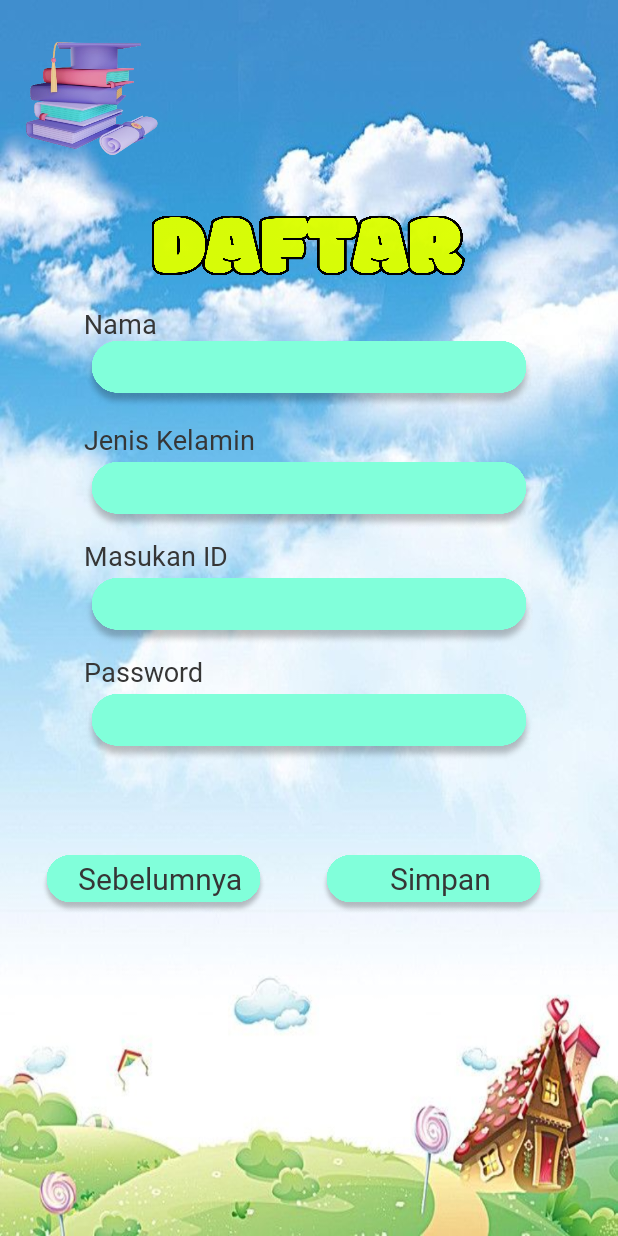
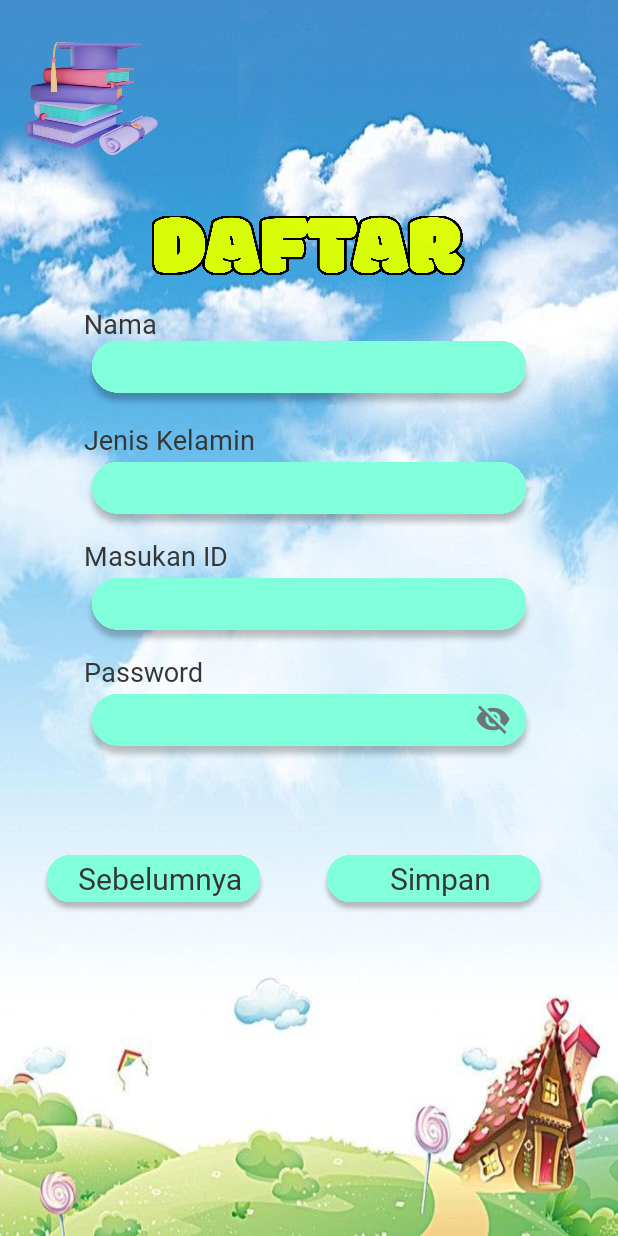
Before and after one commit to clxf12/App-Kuis-22, an Android app: the DaftarActivity screen opened directly, with no data from a screen before it, after a tap on an icon or button, on a phone screen of 412 x 824 dp. Run offline under Robolectric (Android 15) with nearby library versions, the phone set to English and light mode, and no system bars; our stand-ins replace Firebase (no records; nobody signed in at launch, a user with empty details on screens opened directly).

Commit message:
Update Show/hidden text on Password

```diff
--- a/app/build.gradle
+++ b/app/build.gradle
@@ -5,12 +5,12 @@ plugins {
 
 android {
     namespace 'com.clxf12.kuis22'
-    compileSdk 33
+    compileSdk 34
 
     defaultConfig {
         applicationId "com.clxf12.kuis22"
         minSdk 24
-        targetSdk 33
+        targetSdk 34
         versionCode 1
         versionName "1.0"
 
@@ -35,7 +35,7 @@ android {
 dependencies {
 
     implementation 'androidx.appcompat:appcompat:1.6.1'
-    implementation 'com.google.android.material:material:1.5.0'
+    implementation 'com.google.android.material:material:1.9.0'
     implementation 'androidx.constraintlayout:constraintlayout:2.1.4'
     implementation 'com.google.firebase:firebase-database:20.1.0'
     testImplementation 'junit:junit:4.13.2'
--- a/app/src/main/AndroidManifest.xml
+++ b/app/src/main/AndroidManifest.xml
@@ -12,6 +12,7 @@
         android:label="@string/app_name"
         android:roundIcon="@mipmap/ic_launcher_round"
         android:supportsRtl="true"
+        android:enableOnBackInvokedCallback="true"
         android:theme="@style/Base.Theme.KUIS22"
         tools:targetApi="31" >
         <activity
--- a/app/src/main/java/com/clxf12/kuis22/DaftarActivity.java
+++ b/app/src/main/java/com/clxf12/kuis22/DaftarActivity.java
@@ -6,8 +6,13 @@ import android.content.Intent;
 import android.graphics.Color;
 import android.os.Build;
 import android.os.Bundle;
+import android.text.method.HideReturnsTransformationMethod;
+import android.text.method.PasswordTransformationMethod;
+import android.view.MotionEvent;
 import android.view.View;
 import android.view.WindowManager;
+import android.widget.CheckBox;
+import android.widget.CompoundButton;
 import android.widget.EditText;
 import android.widget.ImageView;
 import android.widget.TextView;
@@ -18,11 +23,14 @@ import com.google.firebase.database.FirebaseDatabase;
 
 public class DaftarActivity extends AppCompatActivity {
 
-    private EditText ktxtnamadaf, ktxtjnskdaf, ktxtuserdaf, ktxtpassdaf;
+    private EditText nama, jenisK,userId,sandi;
     private ImageView sv_daf, bck_daf;
     private TextView tsvdafxt;
+    private CheckBox checkbox;
 
     private DatabaseReference database;
+
+    boolean pasShow;
 
 
     @Override
@@ -39,24 +47,25 @@ public class DaftarActivity extends AppCompatActivity {
             getWindow().addFlags(WindowManager.LayoutParams.FLAG_TRANSLUCENT_STATUS);
         }
 
-        ktxtnamadaf = findViewById(R.id.ktxtnamadaf);
-        ktxtjnskdaf = findViewById(R.id.ktxtjnskdaf);
-        ktxtuserdaf = findViewById(R.id.ktxtuserdaf);
-        ktxtpassdaf = findViewById(R.id.ktxtpassdaf);
+        nama = findViewById(R.id.ktxtnamadaf);
+        jenisK = findViewById(R.id.ktxtjnskdaf);
+        userId = findViewById(R.id.ktxtuserdaf);
+        sandi = findViewById(R.id.ktxtpassdaf);
         sv_daf = findViewById(R.id.sv_daf);
         tsvdafxt = findViewById(R.id.tsvdafxt);
         bck_daf = findViewById(R.id.bck_daf);
 
         database = FirebaseDatabase.getInstance().getReferenceFromUrl("https://kuis-22-default-rtdb.firebaseio.com/");
 
+
         sv_daf.setOnClickListener(new View.OnClickListener() {
             @Override
             public void onClick(View view) {
 
-                String name = ktxtnamadaf.getText().toString();
-                String gender = ktxtjnskdaf.getText().toString();
-                String username = ktxtuserdaf.getText().toString();
-                String password = ktxtpassdaf.getText().toString();
+                String name = nama.getText().toString();
+                String gender = jenisK.getText().toString();
+                String username = userId.getText().toString();
+                String password = sandi.getText().toString();
 
                 if (username.isEmpty() || name.isEmpty() || password.isEmpty()) {
                     Toast.makeText(getApplicationContext(), "Pastikan Semua Data Terisi!!!", Toast.LENGTH_SHORT).show();
@@ -75,6 +84,35 @@ public class DaftarActivity extends AppCompatActivity {
 
             }
         });
+        sandi.setOnTouchListener(new View.OnTouchListener() {
+            @Override
+            public boolean onTouch(View view, MotionEvent event) {
+                final int Right=2;
+                if(event.getAction()==MotionEvent.ACTION_UP){
+                    if(event.getRawX()>=sandi.getRight()-sandi.getCompoundDrawables()[Right].getBounds().width()){
+                        int selection=sandi.getSelectionEnd();
+                        if(pasShow){
+                            //Atur gambar drawable
+                            sandi.setCompoundDrawablesRelativeWithIntrinsicBounds(0,0,R.drawable.pass_hidden,0);
+                            //Hilangkan Password
+                            sandi.setTransformationMethod(PasswordTransformationMethod.getInstance());
+                            pasShow=false;
+                        }else {
+                            //Atur gambar drawable
+                            sandi.setCompoundDrawablesRelativeWithIntrinsicBounds(0,0,R.drawable.pass_show,0);
+                            //Tampilkan Password
+                            sandi.setTransformationMethod(HideReturnsTransformationMethod.getInstance());
+                            pasShow=true;
+                        }
+                        sandi.setSelection(selection);
+                        return true;
+                    }
+                }
+
+
+                return false;
+            }
+        });
 
         bck_daf.setOnClickListener(new View.OnClickListener() {
             @Override
--- /dev/null
+++ b/app/src/main/res/drawable/eyes_button.xml
@@ -0,0 +1,4 @@
+<selector xmlns:android="http://schemas.android.com/apk/res/android">
+    <item android:drawable="@drawable/pass_show" android:state_checked="false" />
+    <item android:drawable="@drawable/pass_hidden" />
+</selector>
--- /dev/null
+++ b/app/src/main/res/drawable/pass_hidden.xml
@@ -0,0 +1,5 @@
+<vector android:height="24dp" android:tint="#000000"
+    android:viewportHeight="24" android:viewportWidth="24"
+    android:width="24dp" xmlns:android="http://schemas.android.com/apk/res/android">
+    <path android:fillColor="@android:color/white" android:pathData="M12,7c2.76,0 5,2.24 5,5 0,0.65 -0.13,1.26 -0.36,1.83l2.92,2.92c1.51,-1.26 2.7,-2.89 3.43,-4.75 -1.73,-4.39 -6,-7.5 -11,-7.5 -1.4,0 -2.74,0.25 -3.98,0.7l2.16,2.16C10.74,7.13 11.35,7 12,7zM2,4.27l2.28,2.28 0.46,0.46C3.08,8.3 1.78,10.02 1,12c1.73,4.39 6,7.5 11,7.5 1.55,0 3.03,-0.3 4.38,-0.84l0.42,0.42L19.73,22 21,20.73 3.27,3 2,4.27zM7.53,9.8l1.55,1.55c-0.05,0.21 -0.08,0.43 -0.08,0.65 0,1.66 1.34,3 3,3 0.22,0 0.44,-0.03 0.65,-0.08l1.55,1.55c-0.67,0.33 -1.41,0.53 -2.2,0.53 -2.76,0 -5,-2.24 -5,-5 0,-0.79 0.2,-1.53 0.53,-2.2zM11.84,9.02l3.15,3.15 0.02,-0.16c0,-1.66 -1.34,-3 -3,-3l-0.17,0.01z"/>
+</vector>
--- /dev/null
+++ b/app/src/main/res/drawable/pass_show.xml
@@ -0,0 +1,5 @@
+<vector android:height="24dp" android:tint="#000000"
+    android:viewportHeight="24" android:viewportWidth="24"
+    android:width="24dp" xmlns:android="http://schemas.android.com/apk/res/android">
+    <path android:fillColor="@android:color/white" android:pathData="M12,4.5C7,4.5 2.73,7.61 1,12c1.73,4.39 6,7.5 11,7.5s9.27,-3.11 11,-7.5c-1.73,-4.39 -6,-7.5 -11,-7.5zM12,17c-2.76,0 -5,-2.24 -5,-5s2.24,-5 5,-5 5,2.24 5,5 -2.24,5 -5,5zM12,9c-1.66,0 -3,1.34 -3,3s1.34,3 3,3 3,-1.34 3,-3 -1.34,-3 -3,-3z"/>
+</vector>
--- a/app/src/main/res/layout/activity_daftar.xml
+++ b/app/src/main/res/layout/activity_daftar.xml
@@ -59,6 +59,8 @@
 		android:layout_marginLeft="16dp"
 		android:layout_marginTop="-5dp"
 		android:padding="16dp"
+		android:maxLength="15"
+		android:textColorHint="@color/grey"
 		android:id="@+id/ktxtnamadaf"/>
 
 	<TextView
@@ -89,6 +91,7 @@
 		android:layout_centerHorizontal="true"
 		android:textColor="@color/liteblack"
 		android:background="@color/transparent"
+		android:maxLength="9"
 		android:layout_marginLeft="15dp"
 		android:layout_marginTop="-3dp"
 		android:padding="16dp"
@@ -124,6 +127,7 @@
 		android:background="@color/transparent"
 		android:layout_marginLeft="15dp"
 		android:layout_marginTop="-3dp"
+		android:maxLength="6"
 		android:padding="16dp"
 		android:id="@+id/ktxtuserdaf"/>
 
@@ -147,19 +151,19 @@
 		android:layout_centerHorizontal="true"
 		android:id="@+id/passtxt4"/>
 
-	<EditText
-		android:layout_width="300dp"
-		android:layout_height="50dp"
-		android:layout_below="@+id/passwdaf"
-		android:background="@color/transparent"
-		android:layout_centerHorizontal="true"
-		android:textColor="@color/liteblack"
-		android:layout_marginLeft="17dp"
-		android:layout_marginTop="-5dp"
-		android:padding="15dp"
-		android:id="@+id/ktxtpassdaf" />
-
-
+		<EditText
+			android:id="@+id/ktxtpassdaf"
+			android:layout_width="270dp"
+			android:layout_height="50dp"
+			android:layout_below="@+id/passtxt4"
+			android:background="@color/transparent"
+			android:layout_centerHorizontal="true"
+			android:layout_marginTop="-55dp"
+			android:inputType="textPassword"
+			android:drawableRight="@drawable/pass_hidden"
+			android:maxLength="15"
+			android:drawableTint="@color/grey"
+			android:textColor="@color/liteblack" />
 
 	<RelativeLayout
 		android:layout_width="match_parent"
```
Also changed, not shown: app/src/main/java/com/clxf12/kuis22/MasukActivity.java (+43 -5 lines), app/src/main/res/layout/activity_masuk.xml (+11 -7 lines).
